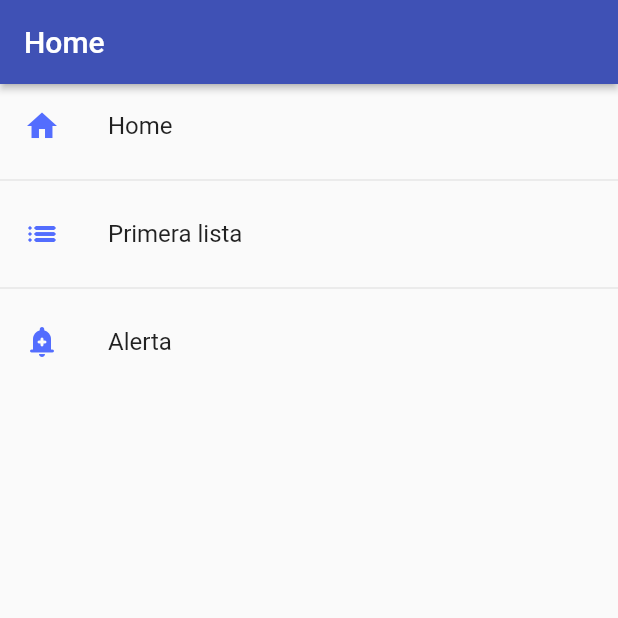
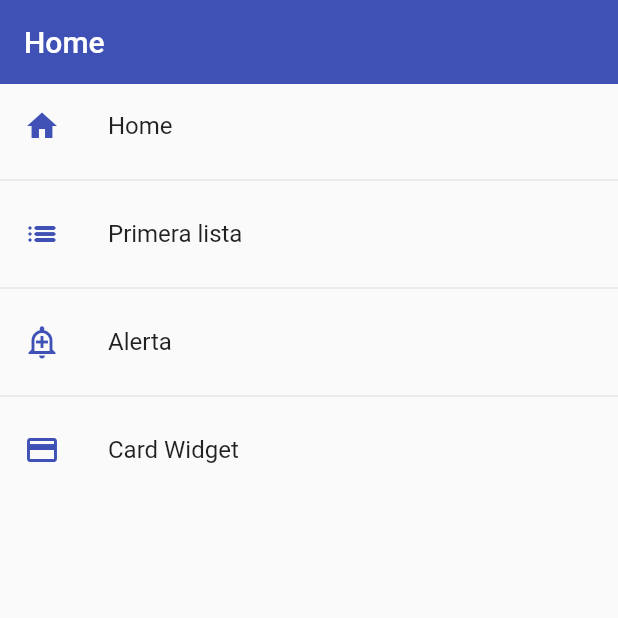
Before and after one commit to TecAbel/flutter-components, a Flutter app: the screen it shows after launch, on a phone screen of 412 x 824 dp, the top half of it. Run offline on Flutter 3.47's test engine with Material 2 defaults, Android fonts, the phone set to English and light mode, and no system bars.

Commit message:
feat(theme-and-card): add theme data for light and dark
added card route and screen

```diff
--- /dev/null
+++ b/lib/config/app_theme.dart
@@ -0,0 +1,19 @@
+import 'package:flutter/material.dart';
+
+class AppTheme {
+  static const Color primaryColor = Colors.indigo;
+
+  static final ThemeData ligthTheme = ThemeData.light().copyWith(
+    appBarTheme: const AppBarTheme(
+      color: primaryColor,
+      elevation: 0,
+    ),
+  );
+
+  static final ThemeData darkTheme = ThemeData.dark().copyWith(
+    appBarTheme: const AppBarTheme(
+      color: primaryColor,
+      elevation: 0,
+    ),
+  );
+}
--- /dev/null
+++ b/lib/config/config_index.dart
@@ -0,0 +1 @@
+export 'package:components/config/app_theme.dart';
--- a/lib/main.dart
+++ b/lib/main.dart
@@ -1,6 +1,7 @@
 import 'package:flutter/material.dart';
 
 import 'package:components/router/app_routes.dart';
+import 'package:components/config/config_index.dart';
 
 void main() {
   runApp(const MyApp());
@@ -15,9 +16,10 @@ class MyApp extends StatelessWidget {
     return MaterialApp(
       title: 'Flutter Components',
       debugShowCheckedModeBanner: false,
-      theme: ThemeData(
-        primarySwatch: Colors.blue,
-      ),
+      // tema oscuro
+      darkTheme: AppTheme.darkTheme,
+      // tema light
+      theme: AppTheme.ligthTheme,
       initialRoute: AppRoutes.initialRoute,
       routes: AppRoutes.getAppRoutes(),
       onGenerateRoute: AppRoutes
--- a/lib/router/app_routes.dart
+++ b/lib/router/app_routes.dart
@@ -5,16 +5,15 @@ import 'package:components/screens/screens_index.dart';
 class AppRoutes {
   static const initialRoute = 'home';
 
-  static Map<String, Widget Function(BuildContext)> routes = {
+  /* static Map<String, Widget Function(BuildContext)> routes = {
     'home': ((context) => const MyHomePage(
           title: 'Home',
         )),
     'listComponents': (BuildContext context) => const ListViewScreen2(),
     'alert': ((context) => const AlertScreen())
-  };
+  }; */
 
   static Route<dynamic> onGenerateRoute(RouteSettings settings) {
-    print(settings);
     final routeErr = MaterialPageRoute(
       builder: (context) => const AlertScreen(),
     );
@@ -27,18 +26,37 @@ class AppRoutes {
       name: 'Home',
       screen: const MyHomePage(
         title: 'Home',
+        child: ListViewScreen(),
       ),
-        icon: Icons.home),
+      icon: Icons.home,
+    ),
     RouteOption(
       path: 'listView1',
       name: 'Primera lista',
-        screen: const ListViewScreen2(),
-        icon: Icons.list_rounded),
+      screen: const MyHomePage(
+        title: 'List View 2',
+        child: ListViewScreen2(),
+      ),
+      icon: Icons.list_rounded,
+    ),
     RouteOption(
       path: 'alert',
       name: 'Alerta',
-        screen: const AlertScreen(),
-        icon: Icons.add_alert_rounded),
+      screen: const MyHomePage(
+        title: 'Alerta!',
+        child: AlertScreen(),
+      ),
+      icon: Icons.add_alert_outlined,
+    ),
+    RouteOption(
+      path: 'card',
+      name: 'Card Widget',
+      screen: const MyHomePage(
+        title: 'Alerta!',
+        child: CardScreen(),
+      ),
+      icon: Icons.credit_card,
+    ),
   ];
 
   static Map<String, Widget Function(BuildContext)> getAppRoutes() {
--- a/lib/screens/home_screen.dart
+++ b/lib/screens/home_screen.dart
@@ -1,10 +1,10 @@
-import 'package:components/screens/screens_index.dart';
 import 'package:flutter/material.dart';
 
 class MyHomePage extends StatefulWidget {
-  const MyHomePage({super.key, required this.title});
+  final String title;
+  final Widget child;
 
-  final String title;
+  const MyHomePage({super.key, required this.title, required this.child});
 
   @override
   State<MyHomePage> createState() => _MyHomePageState();
@@ -14,12 +14,9 @@ class _MyHomePageState extends State<MyHomePage> {
   @override
   Widget build(BuildContext context) {
     return Scaffold(
-      appBar: MyAppBar(
-        title: widget.title,
-        appBar: AppBar(),
-      ),
-      body: const Center(
-        child: ListViewScreen(),
+      appBar: AppBar(title: Text(widget.title)),
+      body: Center(
+        child: widget.child,
       ),
     );
   }
--- a/lib/screens/listview_sc-2.dart
+++ b/lib/screens/listview_sc-2.dart
@@ -23,9 +23,7 @@ class ListViewScreen2 extends StatelessWidget {
         // )
       ],
     ); */
-    return Scaffold(
-      appBar: MyAppBar(appBar: AppBar(), title: 'List 2'),
-      body: ListView.separated(
+    return ListView.separated(
       itemBuilder: (_, index) => ListTile(
           leading: const Icon(Icons.star),
           title: Text(optionList[index]),
@@ -38,7 +36,6 @@ class ListViewScreen2 extends StatelessWidget {
           }),
       separatorBuilder: ((_, __) => const Divider()),
       itemCount: optionList.length,
-      ),
     );
   }
 }
--- a/lib/screens/listview_sc.dart
+++ b/lib/screens/listview_sc.dart
@@ -1,3 +1,4 @@
+import 'package:components/config/config_index.dart';
 import 'package:components/router/app_routes.dart';
 import 'package:flutter/material.dart';
 
@@ -29,7 +30,7 @@ class ListViewScreen extends StatelessWidget {
         title: Text(AppRoutes.menuOptions[index].name),
         leading: Icon(
           AppRoutes.menuOptions[index].icon,
-          color: Colors.indigoAccent,
+          color: AppTheme.primaryColor,
         ),
         onTap: () {
           /* final routeSelected =
--- a/lib/screens/screens_index.dart
+++ b/lib/screens/screens_index.dart
@@ -1,3 +1,4 @@
+export 'package:components/screens/card_sc.dart';
 export 'package:components/screens/alert.sc.dart';
 export 'package:components/screens/listview_sc-2.dart';
 export 'package:components/screens/home_screen.dart';
```
Also changed, not shown: lib/screens/alert.sc.dart (+4 -4 lines), lib/screens/card_sc.dart (added, +32 -0 lines). Lines whose indentation alone changed are shown as unchanged.
